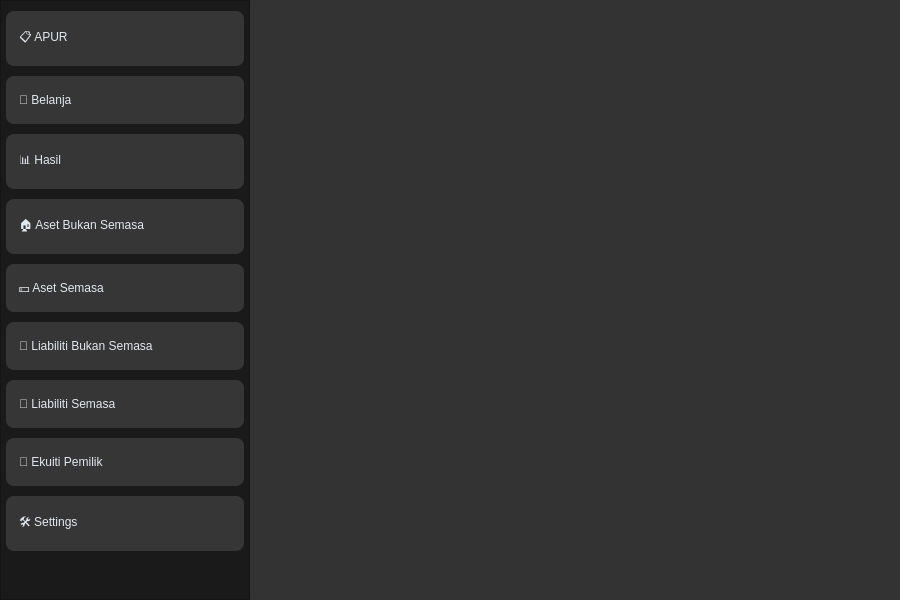
The window that src/mainwindow.ui (JuneMinazuki/auto-penyata) describes before a commit, drawn with Qt 5.
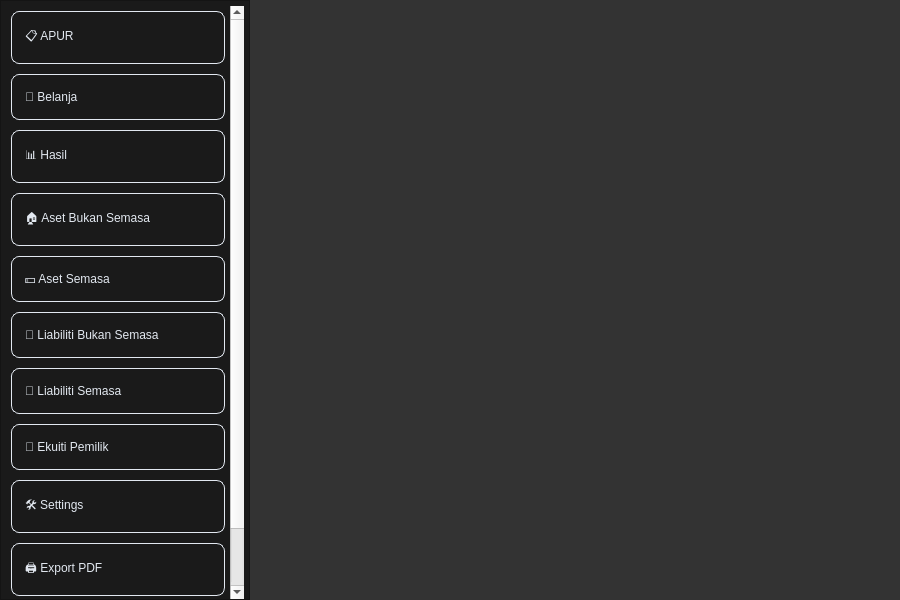
The same window after the commit.

The edit to the form file:
```diff
--- a/src/mainwindow.ui
+++ b/src/mainwindow.ui
@@ -54,23 +54,27 @@
      <string notr="true">QListWidget {
 	border-right: 1px solid #dbdbdb;
 	padding-top: 5px;
+	padding-left: 5px;
+	padding-right: 5px;
 	background-color: #1a1a1a;
 }
 QListWidget::item {
-padding-top: 17px;
-padding-bottom: 17px;
-padding-left: 10px;
-padding-right: 10px;
-margin: 5px;
-border-radius: 8px;
-background-color: #363636;
-color: #E2E8F0;
+	padding-top: 15px;
+	padding-bottom: 15px;
+	padding-left: 10px;
+	padding-right: 10px;
+	margin: 5px;
+	border-radius: 8px;
+	background-color: #1a1a1a;
+	color: #E2E8F0;
+	border-width: 1px;
+	border-style: solid;
 }
 QListWidget::item:hover {
 	background-color: #242424;
 }
 QListWidget::item:selected {
-	background-color: #121212;
+	background-color: #030303;
 }</string>
     </property>
     <item>
@@ -118,6 +122,11 @@
       <string>🛠️ Settings</string>
      </property>
     </item>
+    <item>
+     <property name="text">
+      <string>🖨️ Export PDF</string>
+     </property>
+    </item>
    </widget>
    <widget class="QWidget" name="MainScreen" native="true">
     <property name="geometry">
```
Left out of the diff: 2 changed lines with no effect on the pictures.
